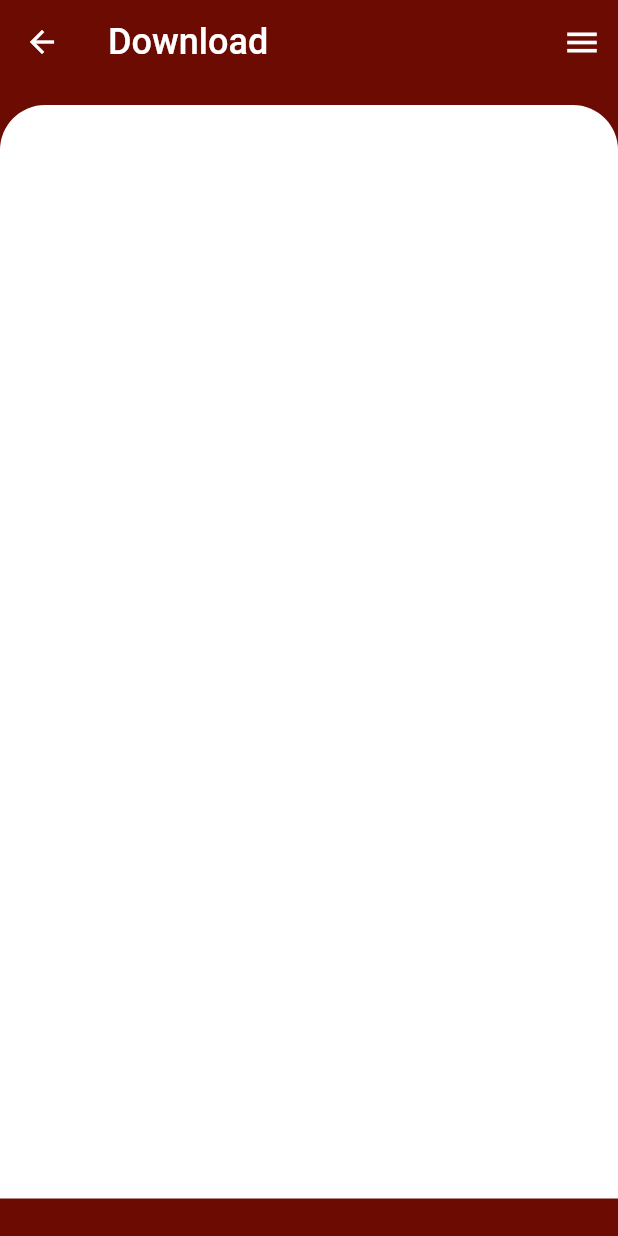
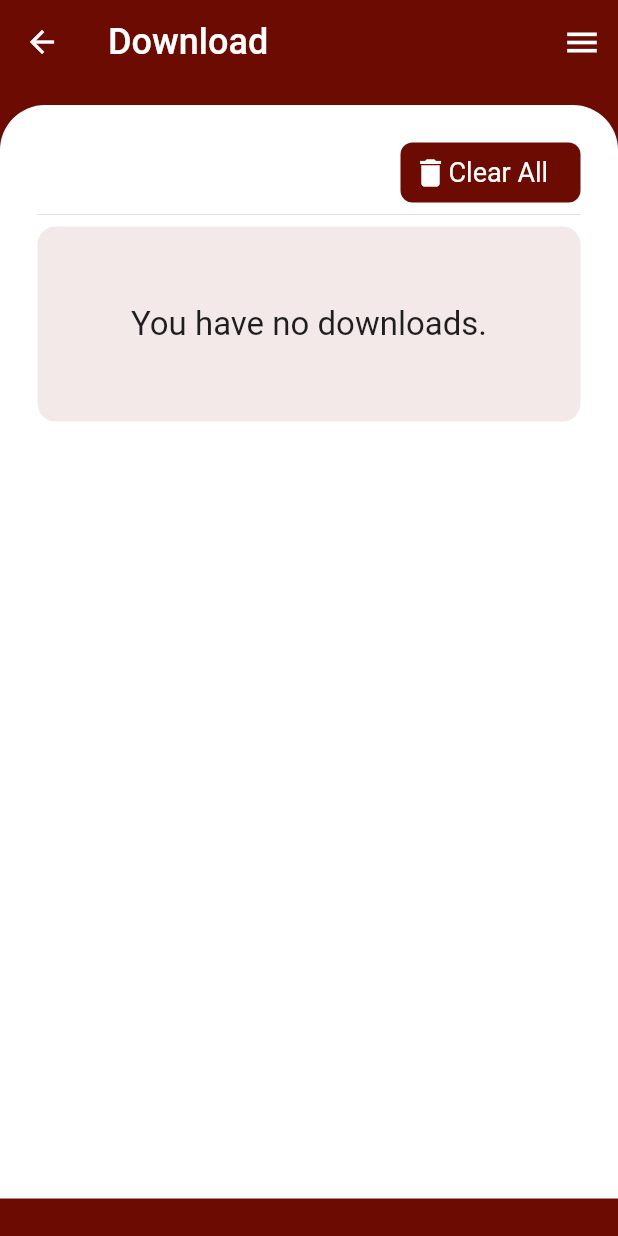
Before and after one commit to codewithdarkwa/new-aim-flutter, a Flutter app: the Download screen opened directly, on a phone screen of 412 x 824 dp. Run offline on Flutter 3.47's test engine with Material 2 defaults, Android fonts, the phone set to English and light mode, and no system bars.

Commit message:
done with the download page

```diff
--- a/lib/pages/download.dart
+++ b/lib/pages/download.dart
@@ -29,6 +29,54 @@ class Download extends StatelessWidget {
                   ),
                   color: Colors.white,
                 ),
+                child: Padding(
+                  padding: const EdgeInsets.all(25.0),
+                  child: Column(
+                    children: [
+                      Column(
+                        crossAxisAlignment: CrossAxisAlignment.end,
+                        children: [
+                          Container(
+                            padding: const EdgeInsets.all(8),
+                            width: 120,
+                            decoration: BoxDecoration(
+                                color: const Color(0xff6b0b02),
+                                borderRadius: BorderRadius.circular(8)),
+                            child: Row(
+                              children: const [
+                                Icon(
+                                  Icons.delete,
+                                  color: Colors.white,
+                                  size: 24,
+                                ),
+                                Text(
+                                  'Clear All',
+                                  style: TextStyle(
+                                      color: Colors.white, fontSize: 18),
+                                ),
+                              ],
+                            ),
+                          ),
+                          const Divider(),
+                        ],
+                      ),
+                      Container(
+                        width: 500,
+                        height: 130,
+                        decoration: BoxDecoration(
+                          color: const Color(0xfff3e9e9),
+                          borderRadius: BorderRadius.circular(12),
+                        ),
+                        child: const Center(
+                          child: Text(
+                            'You have no downloads.',
+                            style: TextStyle(fontSize: 22),
+                          ),
+                        ),
+                      ),
+                    ],
+                  ),
+                ),
               ),
             ],
           ),
```
